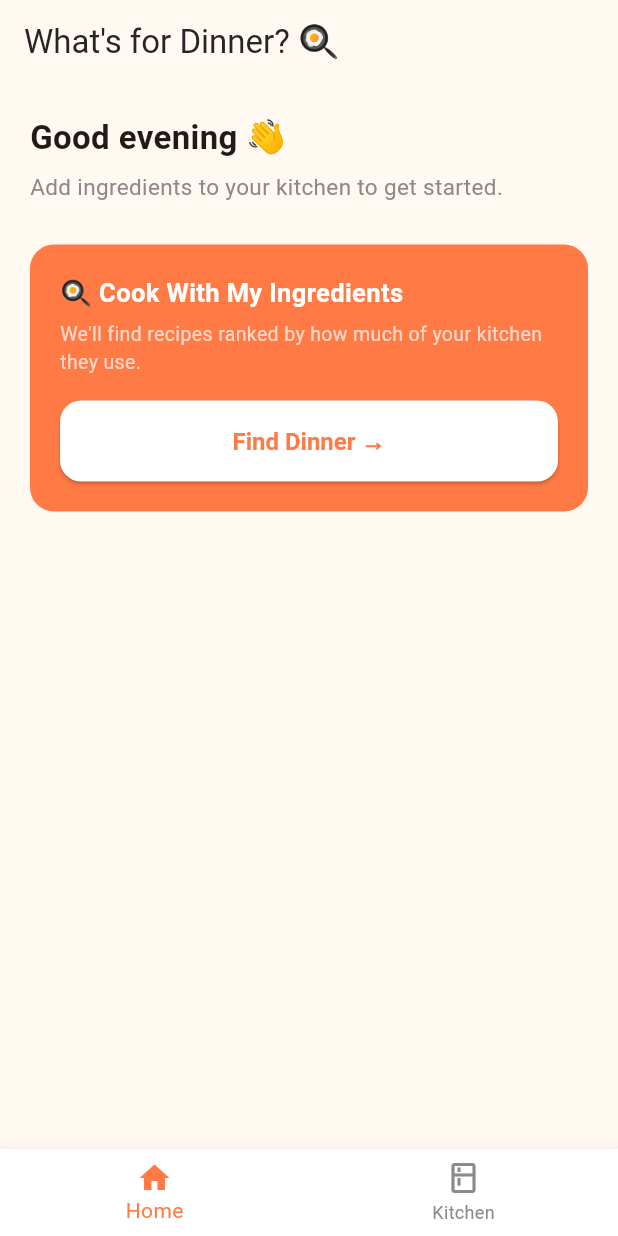
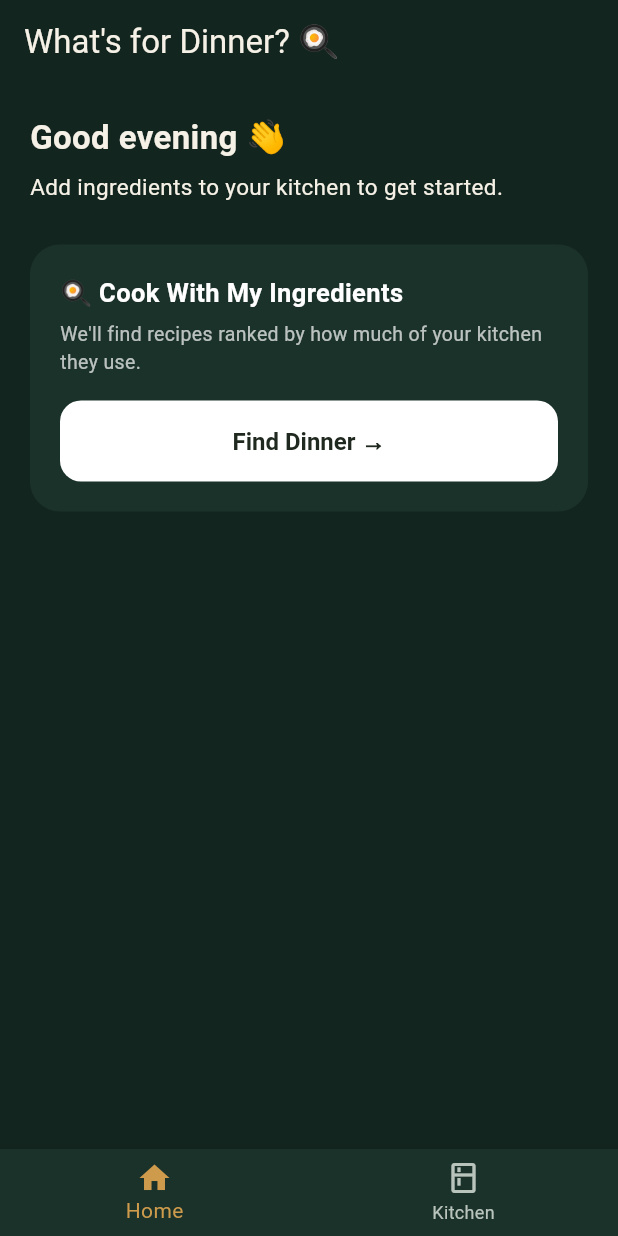
Before and after one commit to natanim-samuel/whats-for-dinner, a Flutter app: the screen it shows after launch, on a phone screen of 412 x 824 dp. Run offline on Flutter 3.47's test engine with Material 3 defaults, Android fonts, the phone set to English and light mode, and no system bars; our stand-ins replace flutter_riverpod; network calls fail; statements that could not run were skipped.

Commit message:
front end only

```diff
--- a/frontend/lib/core/theme/app_theme.dart
+++ b/frontend/lib/core/theme/app_theme.dart
@@ -1,54 +1,61 @@
 import 'package:flutter/material.dart';
 
-/// Central design tokens for "What's for Dinner?" — warm, food-forward palette.
-/// See spec section 31 (UI Design).
+/// Dark, moody, food-photography-forward palette — deep green background,
+/// warm cream cards, soft gold accents. Matches the target design mockup.
 class AppColors {
-  static const background = Color(0xFFFFF9F2); // cream
-  static const primary = Color(0xFFFF7A45); // warm orange
-  static const primaryDark = Color(0xFFE8622E);
-  static const success = Color(0xFF4CAF50); // green — ingredient availability
-  static const warning = Color(0xFFE0A100);
-  static const textDark = Color(0xFF252525);
-  static const textMuted = Color(0xFF8A8A8A);
-  static const cardBackground = Colors.white;
-  static const missing = Color(0xFFE0574C);
+  static const background = Color(0xFF13251F); // deep green-black
+  static const backgroundElevated = Color(0xFF1B322A);
+  static const card = Color(0xFFF3E8D6); // warm cream
+  static const cardAlt = Color(0xFFEADFC9);
+  static const accent = Color(0xFFCE9B4C); // soft gold
+  static const success = Color(0xFF6FA971); // ingredient availability
+  static const warning = Color(0xFFD9A441);
+  static const missing = Color(0xFFD9714C);
+  static const textLight = Color(0xFFF6F1E6); // text on dark bg
+  static const textLightMuted = Color(0xFFB9C4BD);
+  static const textDark = Color(0xFF20291F); // text on cream cards
+  static const textDarkMuted = Color(0xFF6B6656);
 }
 
 class AppTheme {
-  static ThemeData get light {
+  static ThemeData get dark {
     return ThemeData(
       useMaterial3: true,
+      brightness: Brightness.dark,
       scaffoldBackgroundColor: AppColors.background,
       colorScheme: ColorScheme.fromSeed(
-        seedColor: AppColors.primary,
-        primary: AppColors.primary,
-        background: AppColors.background,
+        seedColor: AppColors.accent,
+        brightness: Brightness.dark,
+        primary: AppColors.accent,
+        surface: AppColors.backgroundElevated,
       ),
-      fontFamily: 'Roboto',
       appBarTheme: const AppBarTheme(
         backgroundColor: AppColors.background,
-        foregroundColor: AppColors.textDark,
+        foregroundColor: AppColors.textLight,
         elevation: 0,
         centerTitle: false,
+        iconTheme: IconThemeData(color: AppColors.textLight),
       ),
       cardTheme: CardThemeData(
-        color: AppColors.cardBackground,
+        color: AppColors.backgroundElevated,
         elevation: 0,
-        shape: RoundedRectangleBorder(borderRadius: BorderRadius.circular(16)),
+        shape: RoundedRectangleBorder(borderRadius: BorderRadius.circular(20)),
         margin: EdgeInsets.zero,
       ),
       elevatedButtonTheme: ElevatedButtonThemeData(
         style: ElevatedButton.styleFrom(
-          backgroundColor: AppColors.primary,
-          foregroundColor: Colors.white,
+          backgroundColor: AppColors.accent,
+          foregroundColor: AppColors.textDark,
           padding: const EdgeInsets.symmetric(vertical: 16, horizontal: 24),
           shape: RoundedRectangleBorder(borderRadius: BorderRadius.circular(14)),
-          textStyle: const TextStyle(fontWeight: FontWeight.w600, fontSize: 16),
+          textStyle: const TextStyle(fontWeight: FontWeight.w700, fontSize: 16),
+          elevation: 0,
         ),
       ),
       inputDecorationTheme: InputDecorationTheme(
         filled: true,
-        fillColor: Colors.white,
+        fillColor: AppColors.backgroundElevated,
+        hintStyle: const TextStyle(color: AppColors.textLightMuted),
         contentPadding: const EdgeInsets.symmetric(horizontal: 16, vertical: 14),
         border: OutlineInputBorder(
           borderRadius: BorderRadius.circular(14),
@@ -56,11 +63,15 @@ class AppTheme {
         ),
       ),
       bottomNavigationBarTheme: const BottomNavigationBarThemeData(
-        backgroundColor: Colors.white,
-        selectedItemColor: AppColors.primary,
-        unselectedItemColor: AppColors.textMuted,
+        backgroundColor: AppColors.backgroundElevated,
+        selectedItemColor: AppColors.accent,
+        unselectedItemColor: AppColors.textLightMuted,
         type: BottomNavigationBarType.fixed,
         showUnselectedLabels: true,
+      ),
+      textTheme: const TextTheme(
+        bodyMedium: TextStyle(color: AppColors.textLight),
+        bodyLarge: TextStyle(color: AppColors.textLight),
       ),
     );
   }
--- a/frontend/lib/main.dart
+++ b/frontend/lib/main.dart
@@ -16,14 +16,16 @@ class WhatsForDinnerApp extends StatelessWidget {
     return MaterialApp(
       title: "What's for Dinner?",
       debugShowCheckedModeBanner: false,
-      theme: AppTheme.light,
+      theme: AppTheme.dark,
+      darkTheme: AppTheme.dark,
+      themeMode: ThemeMode.dark,
       home: const RootShell(),
     );
   }
 }
 
 /// Bottom-nav shell for the Phase 1 MVP: Home and My Kitchen.
-/// (Favorites / Planner / Profile tabs come in Version 2+ — see project spec.)
+/// Fully offline — everything runs from in-memory mock data, no backend.
 class RootShell extends StatefulWidget {
   const RootShell({super.key});
 
--- a/frontend/pubspec.yaml
+++ b/frontend/pubspec.yaml
@@ -10,7 +10,6 @@ dependencies:
   flutter:
     sdk: flutter
   flutter_riverpod: ^2.5.1
-  http: ^1.2.1
   cupertino_icons: ^1.0.6
 
 dev_dependencies:
```
Also changed, not shown: frontend/lib/core/data/mock_recipes.dart (+217 -0 lines), frontend/lib/core/data/models.dart (+82 -0 lines).
